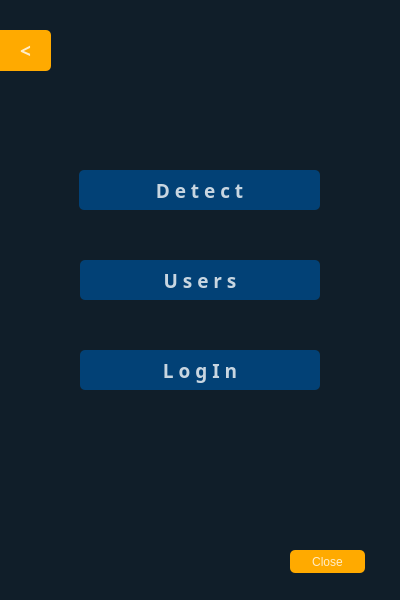
cach007/face_findeer, file ui/localmenu.ui: the form before one commit.
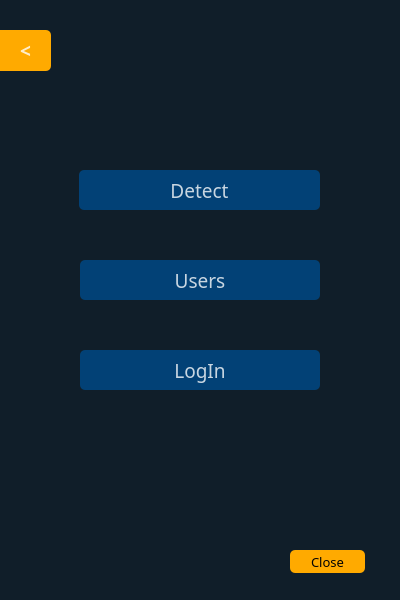
The form after the commit. Icons and pictures are not drawn.

The edit to the form file:
```diff
--- a/ui/localmenu.ui
+++ b/ui/localmenu.ui
@@ -54,10 +54,10 @@
     </property>
     <property name="font">
      <font>
-      <family>Agency FB</family>
+      <family>Arial Rounded MT Bold</family>
       <pointsize>14</pointsize>
-      <weight>75</weight>
-      <bold>true</bold>
+      <weight>50</weight>
+      <bold>false</bold>
      </font>
     </property>
     <property name="styleSheet">
@@ -80,7 +80,7 @@
 </string>
     </property>
     <property name="text">
-     <string>D e t e c t</string>
+     <string>Detect</string>
     </property>
     <property name="icon">
      <iconset resource="../img/img.qrc">
@@ -105,10 +105,16 @@
       <height>23</height>
      </rect>
     </property>
+    <property name="font">
+     <font>
+      <family>Arial Rounded MT Bold</family>
+      <pointsize>10</pointsize>
+     </font>
+    </property>
     <property name="styleSheet">
      <string notr="true">QPushButton#pushButton_3{
 background-color:rgb(255, 170, 0);
-color:rgba(255, 255, 255, 200);
+	color: rgb(3, 3, 3);
 border-radius:5px;
 }
 QPushButton#pushButton_3:pressed{
@@ -142,10 +148,10 @@
     </property>
     <property name="font">
      <font>
-      <family>Agency FB</family>
+      <family>Arial Rounded MT Bold</family>
       <pointsize>14</pointsize>
-      <weight>75</weight>
-      <bold>true</bold>
+      <weight>50</weight>
+      <bold>false</bold>
      </font>
     </property>
     <property name="styleSheet">
@@ -167,7 +173,7 @@
 </string>
     </property>
     <property name="text">
-     <string>L o g I n</string>
+     <string>LogIn</string>
     </property>
     <property name="icon">
      <iconset resource="../img/img.qrc">
@@ -197,10 +203,10 @@
     </property>
     <property name="font">
      <font>
-      <family>Agency FB</family>
+      <family>Arial Rounded MT Bold</family>
       <pointsize>14</pointsize>
-      <weight>75</weight>
-      <bold>true</bold>
+      <weight>50</weight>
+      <bold>false</bold>
      </font>
     </property>
     <property name="styleSheet">
@@ -221,7 +227,7 @@
 </string>
     </property>
     <property name="text">
-     <string>U s e r s</string>
+     <string>Users</string>
     </property>
     <property name="icon">
      <iconset resource="../img/img.qrc">
```
